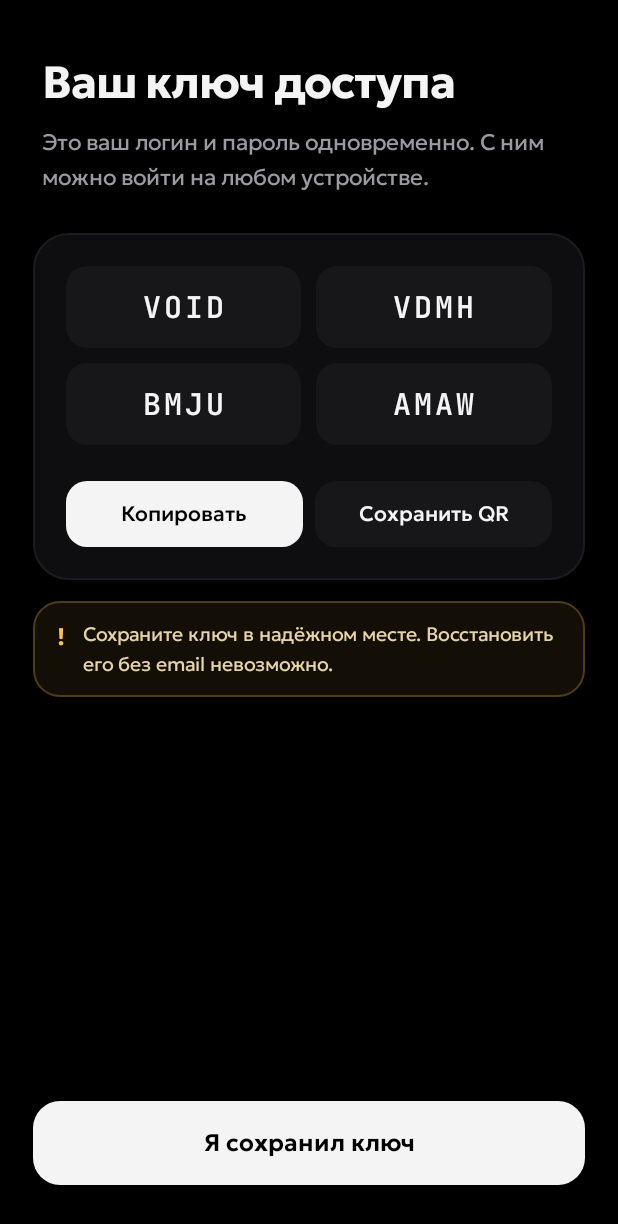
After one commit to d2nielwow/VoidVPN, an Android app built with Jetpack Compose: the KeyCreatedScreen screen opened through its navigation route, on a phone screen of 412 x 824 dp. The commit adds this screen. Shown: the top 1224 px of the screen. Run offline under Robolectric (Android 15) with nearby library versions, the phone set to English and light mode, and no system bars; our stand-ins replace Dagger/Hilt's generated code; libraries missing offline, so code that uses them is left out: androidx.hilt.lifecycle.

Commit message:
feat(account): add start and key created screens with account creation

```diff
--- a/app/src/main/java/dmirzayants/voidvpn/MainActivity.kt
+++ b/app/src/main/java/dmirzayants/voidvpn/MainActivity.kt
@@ -15,18 +15,18 @@ import dmirzayants.voidvpn.ui.theme.VoidVPNTheme
 @AndroidEntryPoint
 class MainActivity : ComponentActivity() {
 
-    private val startViewModel: StartViewModel by viewModels()
+    private val mainViewModel: MainViewModel by viewModels()
 
     override fun onCreate(savedInstanceState: Bundle?) {
         val splash = installSplashScreen()
         super.onCreate(savedInstanceState)
         enableEdgeToEdge()
 
-        splash.setKeepOnScreenCondition { startViewModel.startDestination.value == null }
+        splash.setKeepOnScreenCondition { mainViewModel.startDestination.value == null }
 
         setContent {
             VoidVPNTheme {
-                val destination by startViewModel.startDestination.collectAsStateWithLifecycle()
+                val destination by mainViewModel.startDestination.collectAsStateWithLifecycle()
                 destination?.let { VoidNavHost(startDestination = it) }
             }
         }
--- a/app/src/main/java/dmirzayants/voidvpn/StartViewModel.kt
+++ b/app/src/main/java/dmirzayants/voidvpn/MainViewModel.kt
@@ -14,7 +14,7 @@ import kotlinx.coroutines.launch
 import javax.inject.Inject
 
 @HiltViewModel
-class StartViewModel @Inject constructor(
+class MainViewModel @Inject constructor(
     observeOnboardingCompleted: ObserveOnboardingCompletedUseCase
 ) : ViewModel() {
 
--- /dev/null
+++ b/app/src/main/java/dmirzayants/voidvpn/feature/account/data/AccountRepositoryImpl.kt
@@ -0,0 +1,42 @@
+package dmirzayants.voidvpn.feature.account.data
+
+import androidx.datastore.core.DataStore
+import androidx.datastore.preferences.core.Preferences
+import androidx.datastore.preferences.core.edit
+import androidx.datastore.preferences.core.stringPreferencesKey
+import dmirzayants.voidvpn.feature.account.domain.AccountRepository
+import kotlinx.coroutines.flow.Flow
+import kotlinx.coroutines.flow.map
+import java.security.SecureRandom
+import javax.inject.Inject
+import javax.inject.Singleton
+
+@Singleton
+class AccountRepositoryImpl @Inject constructor(
+    private val dataStore: DataStore<Preferences>
+) : AccountRepository {
+
+    private companion object {
+        val KEY = stringPreferencesKey("access_key")
+        const val KEY_PREFIX = "VOID"
+        const val KEY_RANDOM_LENGTH = 12
+        const val ALPHABET = "ABCDEFGHJKLMNPQRSTUVWXYZ23456789"
+    }
+
+    override val accessKey: Flow<String?> = dataStore.data.map { it[KEY] }
+
+    override suspend fun createAccount(): String {
+        val key = generateKey()
+        dataStore.edit { it[KEY] = key }
+        return key
+    }
+
+    private fun generateKey(): String {
+        val random = SecureRandom()
+        val suffix = (1..KEY_RANDOM_LENGTH)
+            .map { ALPHABET[random.nextInt(ALPHABET.length)] }
+            .joinToString("")
+        return KEY_PREFIX + suffix
+    }
+
+}
--- /dev/null
+++ b/app/src/main/java/dmirzayants/voidvpn/feature/account/domain/AccountRepository.kt
@@ -0,0 +1,9 @@
+package dmirzayants.voidvpn.feature.account.domain
+
+import kotlinx.coroutines.flow.Flow
+
+interface AccountRepository {
+    val accessKey: Flow<String?>
+
+    suspend fun createAccount(): String
+}
--- /dev/null
+++ b/app/src/main/java/dmirzayants/voidvpn/feature/account/domain/CreateAccountUseCase.kt
@@ -0,0 +1,9 @@
+package dmirzayants.voidvpn.feature.account.domain
+
+import javax.inject.Inject
+
+class CreateAccountUseCase @Inject constructor(
+  private val accountRepository: AccountRepository
+) {
+    suspend operator fun invoke(): String = accountRepository.createAccount()
+}
--- /dev/null
+++ b/app/src/main/java/dmirzayants/voidvpn/feature/account/presentation/keycreated/KeyCreatedScreen.kt
@@ -0,0 +1,219 @@
+package dmirzayants.voidvpn.feature.account.presentation.keycreated
+
+import android.content.ClipData
+import android.content.ClipboardManager
+import android.widget.Toast
+import androidx.compose.foundation.background
+import androidx.compose.foundation.border
+import androidx.compose.foundation.layout.Arrangement
+import androidx.compose.foundation.layout.Box
+import androidx.compose.foundation.layout.Column
+import androidx.compose.foundation.layout.Row
+import androidx.compose.foundation.layout.Spacer
+import androidx.compose.foundation.layout.fillMaxSize
+import androidx.compose.foundation.layout.fillMaxWidth
+import androidx.compose.foundation.layout.height
+import androidx.compose.foundation.layout.padding
+import androidx.compose.foundation.layout.systemBarsPadding
+import androidx.compose.foundation.shape.RoundedCornerShape
+import androidx.compose.material3.Button
+import androidx.compose.material3.ButtonDefaults
+import androidx.compose.material3.MaterialTheme
+import androidx.compose.material3.Text
+import androidx.compose.runtime.Composable
+import androidx.compose.runtime.getValue
+import androidx.compose.ui.Alignment
+import androidx.compose.ui.Modifier
+import androidx.compose.ui.graphics.Color
+import androidx.compose.ui.platform.LocalContext
+import androidx.compose.ui.res.stringResource
+import androidx.compose.ui.tooling.preview.Preview
+import androidx.compose.ui.unit.dp
+import androidx.hilt.lifecycle.viewmodel.compose.hiltViewModel
+import androidx.lifecycle.compose.collectAsStateWithLifecycle
+import dmirzayants.voidvpn.R
+import dmirzayants.voidvpn.core.mvi.CollectEffects
+import dmirzayants.voidvpn.ui.theme.VoidAction
+import dmirzayants.voidvpn.ui.theme.VoidBlack
+import dmirzayants.voidvpn.ui.theme.VoidMono
+import dmirzayants.voidvpn.ui.theme.VoidOutline
+import dmirzayants.voidvpn.ui.theme.VoidStatus
+import dmirzayants.voidvpn.ui.theme.VoidSurface
+import dmirzayants.voidvpn.ui.theme.VoidText
+import dmirzayants.voidvpn.ui.theme.VoidVPNTheme
+
+@Composable
+fun KeyCreatedScreen(
+    onNavigateToHome: () -> Unit,
+    viewModel: KeyCreatedViewModel = hiltViewModel()
+) {
+    val state by viewModel.state.collectAsStateWithLifecycle()
+    val context = LocalContext.current
+
+    CollectEffects(viewModel.effects) { effect ->
+        when (effect) {
+            is KeyCreatedEffect.CopyToClipboard -> {
+                val clipboard = context.getSystemService(ClipboardManager::class.java)
+                clipboard.setPrimaryClip(ClipData.newPlainText("Void key", effect.text))
+                Toast.makeText(context, R.string.key_copied, Toast.LENGTH_SHORT).show()
+            }
+
+            KeyCreatedEffect.NavigateToHome -> onNavigateToHome()
+        }
+    }
+    KeyCreatedContent(state = state, onIntent = viewModel::onIntent)
+}
+
+@Composable
+fun KeyCreatedContent(
+    state: KeyCreatedState,
+    onIntent: (KeyCreatedIntent) -> Unit
+) {
+
+    Column(
+        modifier = Modifier
+            .fillMaxSize()
+            .background(VoidBlack)
+            .systemBarsPadding()
+    ) {
+        Column(
+            modifier = Modifier.padding(start = 28.dp, end = 28.dp, top = 36.dp)
+        ) {
+            Text(
+                stringResource(R.string.key_title),
+                style = MaterialTheme.typography.headlineLarge,
+                color = VoidText.primary
+            )
+            Spacer(Modifier.height(12.dp))
+            Text(
+                stringResource(R.string.key_text),
+                style = MaterialTheme.typography.bodyLarge,
+                color = VoidText.secondary
+            )
+        }
+        Column(
+            modifier = Modifier
+                .padding(start = 22.dp, end = 22.dp, top = 28.dp)
+                .fillMaxWidth()
+                .background(VoidSurface.base, RoundedCornerShape(24.dp))
+                .border(1.dp, VoidOutline.subtle, RoundedCornerShape(24.dp))
+                .padding(22.dp),
+            verticalArrangement = Arrangement.spacedBy(10.dp)
+        ) {
+            state.keyParts.chunked(2).forEach { pair ->
+                Row(horizontalArrangement = Arrangement.spacedBy(10.dp)) {
+                    pair.forEach { part ->
+                        KeyPart(
+                            part, Modifier.weight(1f)
+                        )
+                    }
+                }
+            }
+            Spacer(Modifier.height(4.dp))
+            Row(
+                horizontalArrangement = Arrangement.spacedBy(8.dp)
+            ) {
+                Button(
+                    onClick = { onIntent(KeyCreatedIntent.CopyClicked) },
+                    modifier = Modifier
+                        .weight(1f)
+                        .height(44.dp),
+                    shape = RoundedCornerShape(14.dp),
+                    colors = ButtonDefaults.buttonColors(
+                        contentColor = VoidText.onLight,
+                        containerColor = VoidAction
+                    )
+                ) {
+                    Text(
+                        stringResource(R.string.key_copy),
+                        style = MaterialTheme.typography.bodyMedium
+                    )
+                }
+                Button(
+                    onClick = { onIntent(KeyCreatedIntent.SaveQrClicked) },
+                    modifier = Modifier
+                        .weight(1f)
+                        .height(44.dp),
+                    shape = RoundedCornerShape(14.dp),
+                    colors = ButtonDefaults.buttonColors(
+                        containerColor = VoidSurface.cardAlt,
+                        contentColor = VoidText.primary
+                    )
+                ) {
+                    Text(
+                        stringResource(R.string.key_save_qr),
+                        style = MaterialTheme.typography.bodyMedium
+                    )
+                }
+            }
+        }
+        Row(
+            modifier = Modifier
+                .padding(start = 22.dp, end = 22.dp, top = 14.dp)
+                .fillMaxWidth()
+                .background(
+                    VoidStatus.connecting.copy(alpha = 0.08f),
+                    RoundedCornerShape(18.dp)
+                )
+                .border(
+                    1.dp, VoidStatus.connecting.copy(alpha = 0.25f),
+                    RoundedCornerShape(18.dp)
+                )
+                .padding(horizontal = 16.dp, vertical = 14.dp),
+            horizontalArrangement = Arrangement.spacedBy(12.dp)
+        ) {
+            Text("!", color = VoidStatus.connecting, style = MaterialTheme.typography.labelLarge)
+            Text(
+                stringResource(R.string.key_warning),
+                style = MaterialTheme.typography.bodySmall,
+                color = Color(0xFFE6D3A8)
+            )
+        }
+        Spacer(Modifier.weight(1f))
+        Button(
+            onClick = { onIntent(KeyCreatedIntent.Confirm) },
+            modifier = Modifier
+                .padding(start = 22.dp, end = 22.dp, bottom = 34.dp)
+                .fillMaxWidth()
+                .height(56.dp),
+            shape = RoundedCornerShape(18.dp),
+            colors = ButtonDefaults.buttonColors(
+                containerColor = VoidAction,
+                contentColor = VoidText.onLight
+            )
+        ) {
+            Text(
+                stringResource(R.string.key_saved),
+                style = MaterialTheme.typography.labelLarge
+            )
+        }
+    }
+}
+
+@Composable
+private fun KeyPart(text: String, modifier: Modifier = Modifier) {
+    Box(
+        modifier = modifier
+            .background(VoidSurface.cardAlt, RoundedCornerShape(14.dp))
+            .padding(vertical = 14.dp),
+        contentAlignment = Alignment.Center
+    ) {
+        Text(
+            text,
+            style = VoidMono.key,
+            color = VoidText.primary
+        )
+    }
+}
+
+
+@Preview(showBackground = true, backgroundColor = 0xFF000000)
+@Composable
+private fun KeyCreatedScreenPreview() {
+    VoidVPNTheme {
+        KeyCreatedContent(
+            state = KeyCreatedState(keyParts = listOf("VOID", "7F3K", "Q9LM", "2XPA")),
+            onIntent = {}
+        )
+    }
+}
--- /dev/null
+++ b/app/src/main/java/dmirzayants/voidvpn/feature/account/presentation/keycreated/KeyCreatedViewModel.kt
@@ -0,0 +1,34 @@
+package dmirzayants.voidvpn.feature.account.presentation.keycreated
+
+import androidx.lifecycle.viewModelScope
+import dagger.hilt.android.lifecycle.HiltViewModel
+import dmirzayants.voidvpn.core.mvi.MviViewModel
+import dmirzayants.voidvpn.feature.account.domain.CreateAccountUseCase
+import kotlinx.coroutines.launch
+import javax.inject.Inject
+
+@HiltViewModel
+class KeyCreatedViewModel @Inject constructor(
+    private val createAccountUseCase: CreateAccountUseCase
+) : MviViewModel<KeyCreatedState, KeyCreatedIntent, KeyCreatedEffect>(KeyCreatedState()) {
+
+    init {
+        viewModelScope.launch {
+            val key = createAccountUseCase()
+            setState { copy(keyParts = key.chunked(4)) }
+        }
+    }
+
+    override fun onIntent(intent: KeyCreatedIntent) {
+        when(intent) {
+            KeyCreatedIntent.CopyClicked -> onCopy()
+            KeyCreatedIntent.SaveQrClicked -> {}
+            KeyCreatedIntent.Confirm -> sendEffect(KeyCreatedEffect.NavigateToHome)
+        }
+    }
+
+    private fun onCopy() {
+        val key = state.value.keyParts.joinToString("")
+        sendEffect(KeyCreatedEffect.CopyToClipboard(key))
+    }
+}
--- a/app/src/main/java/dmirzayants/voidvpn/navigation/Routes.kt
+++ b/app/src/main/java/dmirzayants/voidvpn/navigation/Routes.kt
@@ -5,3 +5,6 @@ import kotlinx.serialization.Serializable
 @Serializable object OnboardingRoute
 @Serializable object PermissionRoute
 @Serializable object HomeRoute
+@Serializable object StartRoute
+@Serializable object KeyCreatedRoute
+@Serializable object LoginRoute
--- a/app/src/main/java/dmirzayants/voidvpn/navigation/VoidNavHost.kt
+++ b/app/src/main/java/dmirzayants/voidvpn/navigation/VoidNavHost.kt
@@ -11,6 +11,8 @@ import androidx.compose.ui.Modifier
 import androidx.navigation.compose.NavHost
 import androidx.navigation.compose.composable
 import androidx.navigation.compose.rememberNavController
+import dmirzayants.voidvpn.feature.account.presentation.keycreated.KeyCreatedScreen
+import dmirzayants.voidvpn.feature.account.presentation.start.StartScreen
 import dmirzayants.voidvpn.feature.onboarding.presentation.OnboardingScreen
 import dmirzayants.voidvpn.feature.permission.presentation.PermissionScreen
 import dmirzayants.voidvpn.ui.theme.VoidBlack
@@ -40,11 +42,29 @@ fun VoidNavHost(
         composable<PermissionRoute> {
             PermissionScreen(
                 onNavigateToHome = {
-                    navController.navigate(HomeRoute) {
+                    navController.navigate(StartRoute) {
                         popUpTo(PermissionRoute) { inclusive = true }
                     }
                 }
             )
+        }
+        composable<StartRoute> {
+            StartScreen(
+                onNavigateToKeyCreated = { navController.navigate(KeyCreatedRoute) },
+                onNavigateToLogin = { navController.navigate(LoginRoute) }
+            )
+        }
+        composable<KeyCreatedRoute> {
+            KeyCreatedScreen(
+                onNavigateToHome = {
+                    navController.navigate(HomeRoute) {
+                        popUpTo(StartRoute) { inclusive = true }
+                    }
+                }
+            )
+        }
+        composable<LoginRoute> {
+            PlaceHolderScreen("Login")
         }
         composable<HomeRoute> {
             PlaceHolderScreen("Home")
--- a/app/src/main/res/values/strings.xml
+++ b/app/src/main/res/values/strings.xml
@@ -25,4 +25,17 @@
     <string name="permission_denied_text">Без него Android не даст Void шифровать трафик. Нажмите «ОК» в системном окне.</string>
     <string name="permission_denied_retry">Запросить снова</string>
     <string name="permission_denied_why">Зачем это нужно</string>
+
+    <string name="start_title_1">Свободный интернет.</string>
+    <string name="start_title_2">Без email и телефона.</string>
+    <string name="start_create">Создать аккаунт</string>
+    <string name="start_have_key">У меня есть ключ или ссылка</string>
+    <string name="key_title">Ваш ключ доступа</string>
+    <string name="key_text">Это ваш логин и пароль одновременно. С ним можно войти на любом устройстве.</string>
+    <string name="key_copy">Копировать</string>
+    <string name="key_save_qr">Сохранить QR</string>
+    <string name="key_warning">Сохраните ключ в надёжном месте. Восстановить его без email невозможно.</string>
+    <string name="key_saved">Я сохранил ключ</string>
+    <string name="key_copied">Ключ скопирован</string>
+    <string name="start_terms">Продолжая, вы принимаете Условия и Политику конфиденциальности</string>
 </resources>
```
Also changed, not shown: app/src/main/java/dmirzayants/voidvpn/core/ui/VoidMoon.kt (added, +36 -0 lines), app/src/main/java/dmirzayants/voidvpn/feature/account/data/AccountModule.kt (added, +17 -0 lines), app/src/main/java/dmirzayants/voidvpn/feature/account/presentation/keycreated/KeyCreatedContract.kt (added, +18 -0 lines), app/src/main/java/dmirzayants/voidvpn/feature/account/presentation/start/StartContract.kt (added, +17 -0 lines), app/src/main/java/dmirzayants/voidvpn/feature/account/presentation/start/StartScreen.kt (added, +138 -0 lines), app/src/main/java/dmirzayants/voidvpn/feature/account/presentation/start/StartViewModel.kt (added, +17 -0 lines), app/src/main/java/dmirzayants/voidvpn/feature/permission/presentation/PermissionScreen.kt (+5 -25 lines).
